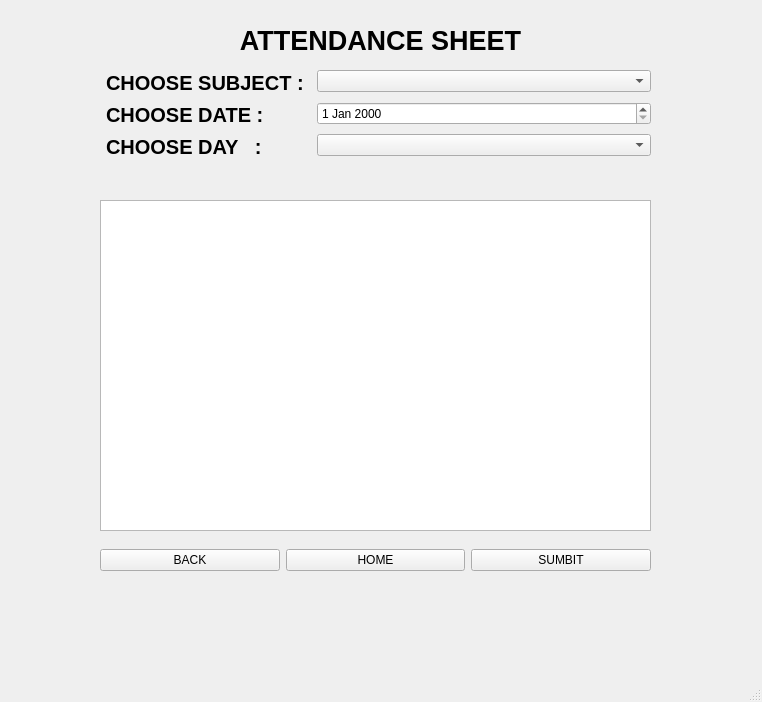
Before: the Qt Designer form viewattendance.ui in Shasank12345/QT_PROJECT, drawn with Qt 5.
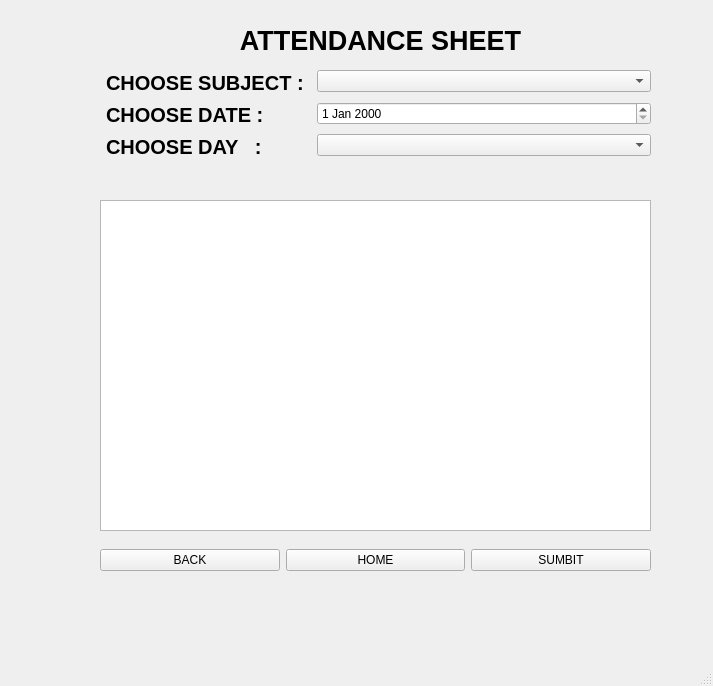
After: the same form once the commit is applied. Icons and pictures are not drawn.

```diff
--- a/viewattendance.ui
+++ b/viewattendance.ui
@@ -6,8 +6,8 @@
    <rect>
     <x>0</x>
     <y>0</y>
-    <width>762</width>
-    <height>702</height>
+    <width>713</width>
+    <height>686</height>
    </rect>
   </property>
   <property name="windowTitle">
```
Left out of the diff: 4 changed lines with no effect on the pictures.
